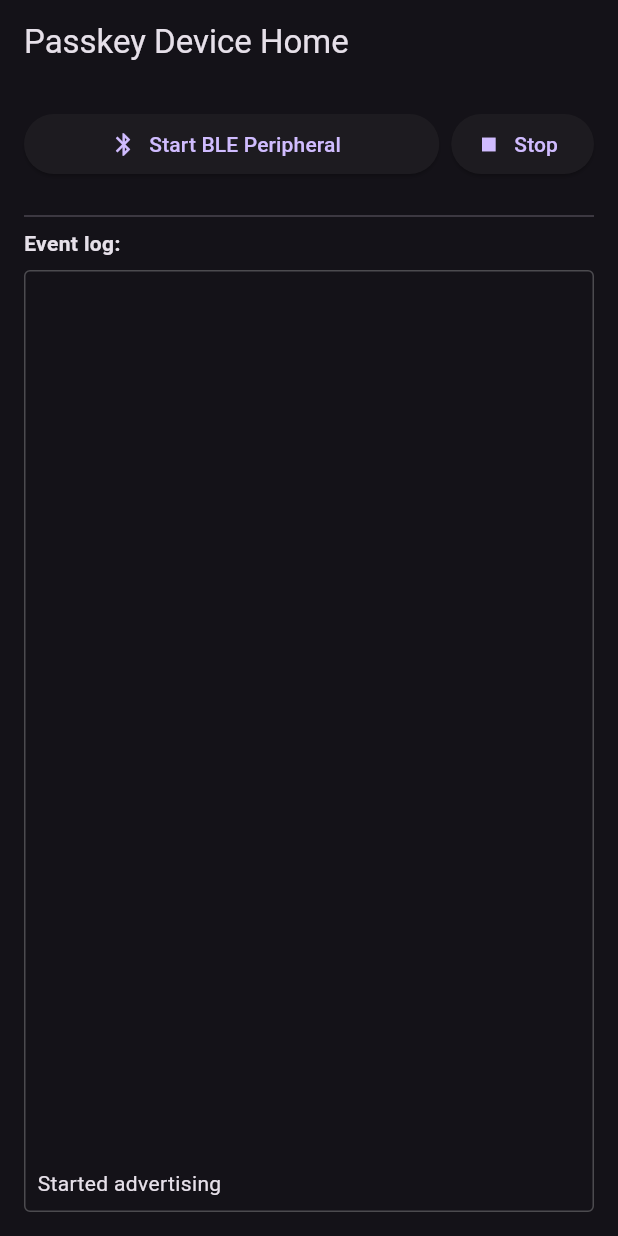
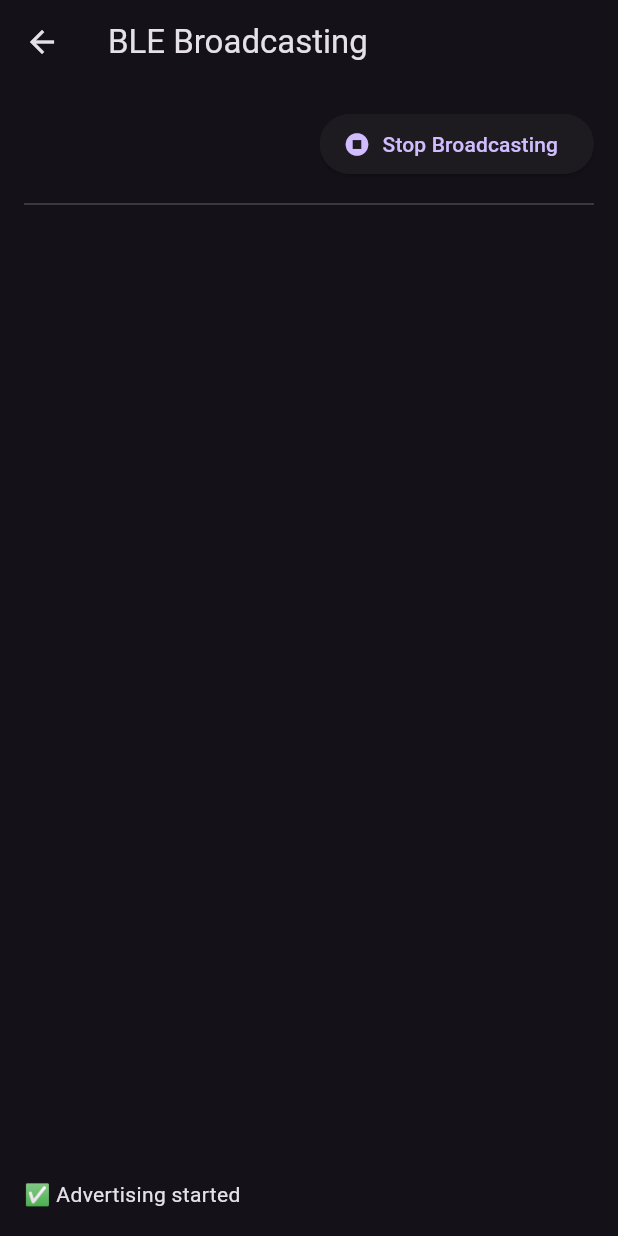
Before and after one commit to EffanByte/Serverless-Passkey, a Flutter app: the HomeScreen screen opened directly, after a tap on "Start BLE Peripheral", on a phone screen of 412 x 824 dp. Run offline on Flutter 3.47's test engine with Material 3 defaults, Android fonts, the phone set to English and light mode, and no system bars; our stand-ins replace flutter_secure_storage, local_auth; missing offline and left inert: pointycastle; accounts and stored records are empty.

Commit message:
added biometric fingerprint and changed event log to be in a broadcasting.dart

```diff
--- /dev/null
+++ b/app/lib/screens/broadcasting.dart
@@ -0,0 +1,115 @@
+import 'dart:convert';
+import 'package:flutter/material.dart';
+import 'package:flutter/services.dart';
+import 'package:local_auth/local_auth.dart';
+import 'package:app/services/native_ble_plugin.dart';
+import 'package:app/services/key_utils.dart';
+
+class BroadcastingScreen extends StatefulWidget {
+  const BroadcastingScreen({super.key});
+
+  @override
+  State<BroadcastingScreen> createState() => _BroadcastingScreenState();
+}
+
+class _BroadcastingScreenState extends State<BroadcastingScreen> {
+  static const _channel = MethodChannel('native_ble_plugin');
+  final _auth = LocalAuthentication();
+  final List<String> _logs = [];
+
+  @override
+  void initState() {
+    super.initState();
+    _startAdvertising();
+    _channel.setMethodCallHandler(_handleIncoming);
+  }
+
+  Future<void> _startAdvertising() async {
+    await NativeBlePlugin.startAdvertising();
+    setState(() => _logs.insert(0, '✅ Advertising started'));
+  }
+
+  Future<void> _stopAdvertising() async {
+    await NativeBlePlugin.stopAdvertising();
+    setState(() => _logs.insert(0, '⏹️ Advertising stopped'));
+  }
+
+  Future<void> _handleIncoming(MethodCall call) async {
+    if (call.method != 'challengeReceived') return;
+    final b64 = call.arguments as String;
+
+    // 1) Show raw Base64 immediately
+    setState(() => _logs.insert(0, '📥 Raw Base64: $b64'));
+
+    // 2) Decode bytes
+    final bytes = base64Decode(b64);
+    setState(() => _logs.insert(0, '🔍 Decoded ${bytes.length} bytes'));
+
+    // 3) Biometric auth
+    bool didAuth = false;
+    try {
+      didAuth = await _auth.authenticate(
+        localizedReason: 'Authenticate to sign the challenge',
+        options: const AuthenticationOptions(
+          biometricOnly: false,
+          stickyAuth: false,
+        ),
+      );
+    } on PlatformException catch (e) {
+      setState(() => _logs.insert(0, '⚠️ Auth error: ${e.message}'));
+    }
+
+    if (!didAuth) {
+      setState(() => _logs.insert(0, '❌ Authentication failed'));
+      return;
+    }
+    setState(() => _logs.insert(0, '🔐 Authentication succeeded'));
+
+    // 4) Sign challenge
+    final sig = await KeyUtils.signChallenge(bytes);
+    final sigB64 = base64Encode(sig);
+    setState(() => _logs.insert(0, '✍️ Signature: $sigB64'));
+
+    // TODO: write signature back over BLE if needed
+  }
+
+  @override
+  Widget build(BuildContext context) {
+    return Scaffold(
+      appBar: AppBar(title: const Text('BLE Broadcasting')),
+      body: Padding(
+        padding: const EdgeInsets.all(16),
+        child: Column(
+          children: [
+            // Stop button
+            Align(
+              alignment: Alignment.centerRight,
+              child: ElevatedButton.icon(
+                icon: const Icon(Icons.stop_circle),
+                label: const Text('Stop Broadcasting'),
+                onPressed: _stopAdvertising,
+              ),
+            ),
+            const SizedBox(height: 8),
+            const Divider(),
+            // Event log
+            Expanded(
+              child:
+                  _logs.isEmpty
+                      ? const Center(child: Text('No events yet'))
+                      : ListView.builder(
+                        reverse: true,
+                        itemCount: _logs.length,
+                        itemBuilder:
+                            (ctx, i) => Padding(
+                              padding: const EdgeInsets.symmetric(vertical: 2),
+                              child: Text(_logs[i]),
+                            ),
+                      ),
+            ),
+          ],
+        ),
+      ),
+    );
+  }
+}
--- a/app/lib/screens/generate_key_screen.dart
+++ b/app/lib/screens/generate_key_screen.dart
@@ -1,5 +1,5 @@
 import 'package:flutter/material.dart';
-import 'package:app/utils/key_utils.dart';
+import 'package:app/services/key_utils.dart';
 import 'package:app/screens/home_screen.dart';
 
 
--- a/app/lib/screens/home_screen.dart
+++ b/app/lib/screens/home_screen.dart
@@ -1,132 +1,23 @@
-import 'dart:convert';
 import 'package:flutter/material.dart';
-import 'package:flutter/services.dart';
-import 'package:app/services/native_ble_plugin.dart';
-import 'package:app/utils/key_utils.dart';
+import 'package:app/screens/broadcasting.dart';
 
-class HomeScreen extends StatefulWidget {
+class HomeScreen extends StatelessWidget {
   const HomeScreen({super.key});
-
-  @override
-  State<HomeScreen> createState() => _HomeScreenState();
-}
-
-class _HomeScreenState extends State<HomeScreen> {
-  static const _channel = MethodChannel('native_ble_plugin');
-
-  /// Holds the log of BLE events to display in the UI.
-  final List<String> _logs = [];
-
-  @override
-  void initState() {
-    super.initState();
-
-    // 1️⃣ Wire up the MethodChannel handler
-    _channel.setMethodCallHandler((call) async {
-      if (call.method == 'challengeReceived') {
-        final b64 = call.arguments as String;
-        final bytes = base64Decode(b64);
-
-        // Distinguish challenge vs. reply by length or content
-        final kind = bytes.length == 16 ? 'Challenge' : 'Reply';
-
-        final entry =
-            '$kind received (${bytes.length} bytes): '
-            '${kind == "Challenge" ? b64 : utf8.decode(bytes)}';
-
-        setState(() {
-          _logs.insert(0, entry); // newest at top
-        });
-
-        if (kind == 'Challenge') {
-          // 2️⃣ Automatically sign the challenge
-          final sig = await KeyUtils.signChallenge(bytes);
-          setState(() {
-            _logs.insert(
-              0,
-              'Signed challenge (${sig.length} bytes): ${base64Encode(sig)}',
-            );
-          });
-          // TODO: send `sig` back over BLE or via another channel
-        }
-      }
-    });
-  }
 
   @override
   Widget build(BuildContext context) {
     return Scaffold(
-      appBar: AppBar(title: const Text('Passkey Device Home')),
-      body: Padding(
-        padding: const EdgeInsets.all(16),
-        child: Column(
-          children: [
-            // Buttons to start/stop BLE advertising
-            Row(
-              children: [
-                Expanded(
-                  child: ElevatedButton.icon(
-                    icon: const Icon(Icons.bluetooth),
-                    label: const Text('Start BLE Peripheral'),
-                    onPressed: () async {
-                      await NativeBlePlugin.startAdvertising();
-                      setState(() => _logs.insert(0, 'Started advertising'));
-                    },
-                  ),
-                ),
-                const SizedBox(width: 8),
-                ElevatedButton.icon(
-                  icon: const Icon(Icons.stop),
-                  label: const Text('Stop'),
-                  onPressed: () async {
-                    await NativeBlePlugin.stopAdvertising();
-                    setState(() => _logs.insert(0, 'Stopped advertising'));
-                  },
-                ),
-              ],
-            ),
-
-            const SizedBox(height: 16),
-            const Divider(),
-
-            // Log display area
-            const Align(
-              alignment: Alignment.centerLeft,
-              child: Text(
-                'Event log:',
-                style: TextStyle(fontWeight: FontWeight.bold),
-              ),
-            ),
-            const SizedBox(height: 8),
-
-            // Expanded ListView to show _logs
-            Expanded(
-              child: Container(
-                decoration: BoxDecoration(
-                  border: Border.all(color: Colors.white24),
-                  borderRadius: BorderRadius.circular(4),
-                ),
-                padding: const EdgeInsets.all(8),
-                child:
-                    _logs.isEmpty
-                        ? const Center(
-                          child: Text(
-                            'No events yet',
-                            style: TextStyle(color: Colors.white54),
-                          ),
-                        )
-                        : ListView.builder(
-                          reverse: true,
-                          itemCount: _logs.length,
-                          itemBuilder:
-                              (context, i) => Text(
-                                _logs[i],
-                                style: const TextStyle(fontSize: 14),
-                              ),
-                        ),
-              ),
-            ),
-          ],
+      appBar: AppBar(title: const Text('Passkey Auth App')),
+      body: Center(
+        child: ElevatedButton.icon(
+          icon: const Icon(Icons.bluetooth),
+          label: const Text('Start BLE Peripheral'),
+          onPressed: () {
+            Navigator.push(
+              context,
+              MaterialPageRoute(builder: (_) => const BroadcastingScreen()),
+            );
+          },
         ),
       ),
     );
```
Also changed, not shown: app/flutter_02.png (added), app/lib/services/key_utils.dart (renamed from app/lib/utils/key_utils.dart), 2 other files.
